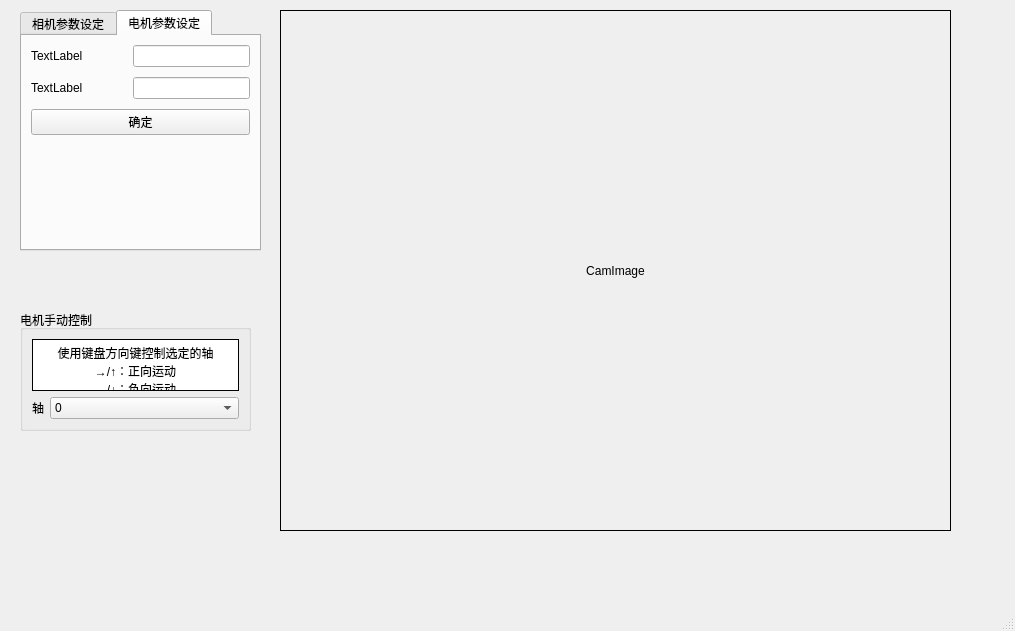
First picture: the form in src/ConstMicroDistanceSystem.ui, repository Maplefsnow/ConstMicroDistanceSystem, before the edit.
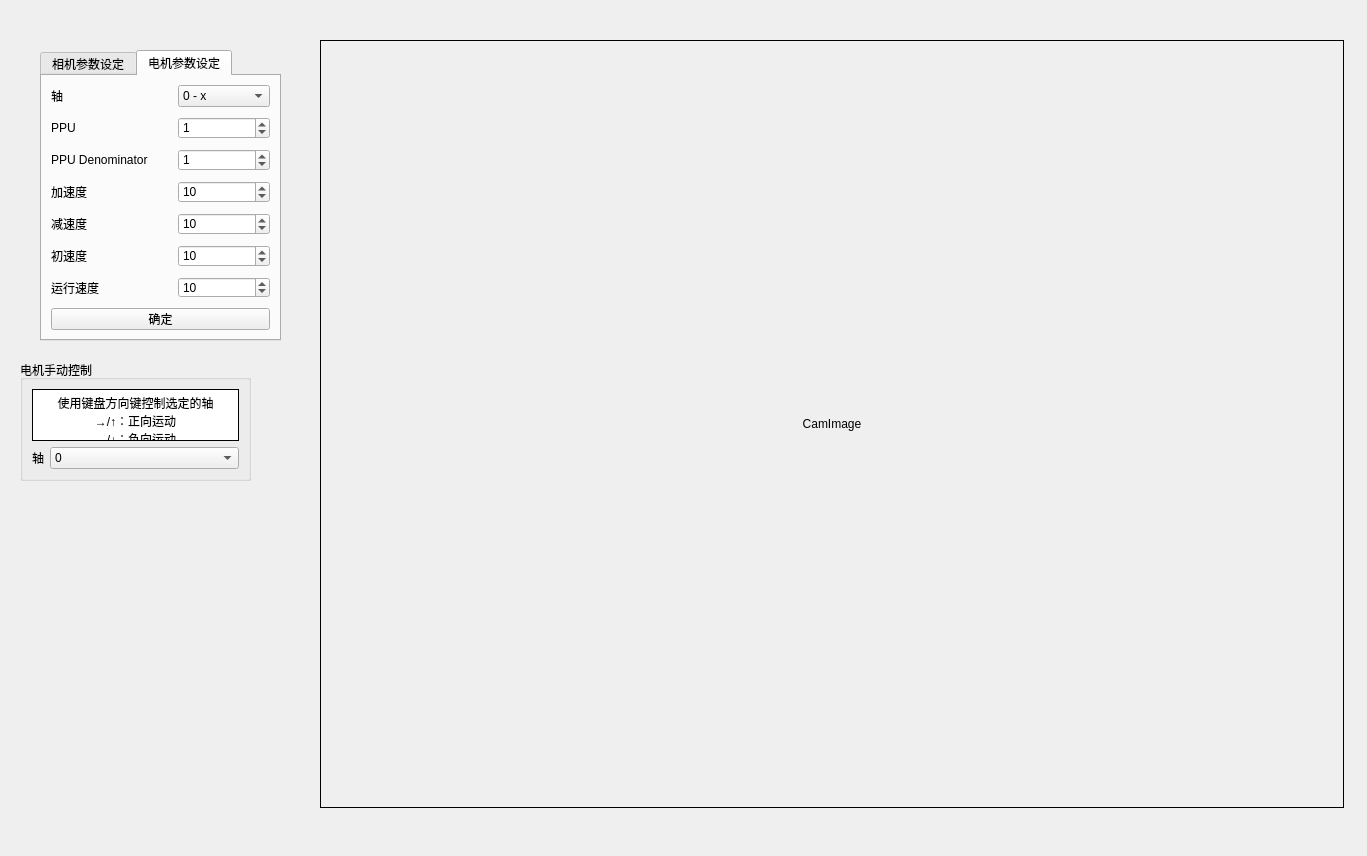
Second picture: the form after the edit. The open tabs and pages were chosen to show the change.

Diff of the .ui file:
```diff
--- a/src/ConstMicroDistanceSystem.ui
+++ b/src/ConstMicroDistanceSystem.ui
@@ -6,8 +6,8 @@
    <rect>
     <x>0</x>
     <y>0</y>
-    <width>1015</width>
-    <height>631</height>
+    <width>1367</width>
+    <height>856</height>
    </rect>
   </property>
   <property name="windowTitle">
@@ -26,10 +26,10 @@
    <widget class="QLabel" name="label">
     <property name="geometry">
      <rect>
-      <x>280</x>
-      <y>10</y>
-      <width>671</width>
-      <height>521</height>
+      <x>320</x>
+      <y>40</y>
+      <width>1024</width>
+      <height>768</height>
      </rect>
     </property>
     <property name="frameShape">
@@ -48,10 +48,10 @@
    <widget class="QTabWidget" name="tabWidget">
     <property name="geometry">
      <rect>
-      <x>20</x>
-      <y>10</y>
+      <x>40</x>
+      <y>50</y>
       <width>241</width>
-      <height>241</height>
+      <height>291</height>
      </rect>
     </property>
     <property name="layoutDirection">
@@ -106,38 +106,156 @@
      </attribute>
      <layout class="QFormLayout" name="formLayout_2">
       <property name="horizontalSpacing">
-       <number>50</number>
+       <number>30</number>
       </property>
       <property name="verticalSpacing">
        <number>10</number>
       </property>
-      <item row="0" column="0">
+      <item row="1" column="0">
        <widget class="QLabel" name="label_5">
         <property name="text">
-         <string>TextLabel</string>
+         <string>PPU</string>
         </property>
        </widget>
       </item>
-      <item row="0" column="1">
-       <widget class="QLineEdit" name="lineEdit_3"/>
-      </item>
-      <item row="1" column="0">
+      <item row="2" column="0">
        <widget class="QLabel" name="label_4">
         <property name="text">
-         <string>TextLabel</string>
+         <string>PPU Denominator</string>
         </property>
        </widget>
       </item>
-      <item row="1" column="1">
-       <widget class="QLineEdit" name="lineEdit_4"/>
-      </item>
-      <item row="2" column="0" colspan="2">
+      <item row="7" column="0" colspan="2">
        <widget class="QPushButton" name="pushButton_2">
         <property name="text">
          <string>确定</string>
         </property>
        </widget>
       </item>
+      <item row="3" column="0">
+       <widget class="QLabel" name="label_7">
+        <property name="text">
+         <string>加速度</string>
+        </property>
+       </widget>
+      </item>
+      <item row="0" column="0">
+       <widget class="QLabel" name="label_9">
+        <property name="text">
+         <string>轴</string>
+        </property>
+       </widget>
+      </item>
+      <item row="0" column="1">
+       <widget class="QComboBox" name="comboBox_2">
+        <item>
+         <property name="text">
+          <string>0 - x</string>
+         </property>
+        </item>
+        <item>
+         <property name="text">
+          <string>1 - y</string>
+         </property>
+        </item>
+        <item>
+         <property name="text">
+          <string>2 - z</string>
+         </property>
+        </item>
+        <item>
+         <property name="text">
+          <string>4 - 旋转</string>
+         </property>
+        </item>
+        <item>
+         <property name="text">
+          <string>ALL</string>
+         </property>
+        </item>
+       </widget>
+      </item>
+      <item row="1" column="1">
+       <widget class="QSpinBox" name="spinBox">
+        <property name="maximum">
+         <number>999999</number>
+        </property>
+        <property name="value">
+         <number>1</number>
+        </property>
+       </widget>
+      </item>
+      <item row="2" column="1">
+       <widget class="QSpinBox" name="spinBox_2">
+        <property name="maximum">
+         <number>999999</number>
+        </property>
+        <property name="value">
+         <number>1</number>
+        </property>
+       </widget>
+      </item>
+      <item row="4" column="0">
+       <widget class="QLabel" name="label_10">
+        <property name="text">
+         <string>减速度</string>
+        </property>
+       </widget>
+      </item>
+      <item row="5" column="0">
+       <widget class="QLabel" name="label_11">
+        <property name="text">
+         <string>初速度</string>
+        </property>
+       </widget>
+      </item>
+      <item row="6" column="0">
+       <widget class="QLabel" name="label_12">
+        <property name="text">
+         <string>运行速度</string>
+        </property>
+       </widget>
+      </item>
+      <item row="3" column="1">
+       <widget class="QSpinBox" name="spinBox_3">
+        <property name="maximum">
+         <number>999999</number>
+        </property>
+        <property name="value">
+         <number>10</number>
+        </property>
+       </widget>
+      </item>
+      <item row="4" column="1">
+       <widget class="QSpinBox" name="spinBox_4">
+        <property name="maximum">
+         <number>999999</number>
+        </property>
+        <property name="value">
+         <number>10</number>
+        </property>
+       </widget>
+      </item>
+      <item row="5" column="1">
+       <widget class="QSpinBox" name="spinBox_5">
+        <property name="maximum">
+         <number>999999</number>
+        </property>
+        <property name="value">
+         <number>10</number>
+        </property>
+       </widget>
+      </item>
+      <item row="6" column="1">
+       <widget class="QSpinBox" name="spinBox_6">
+        <property name="maximum">
+         <number>999999</number>
+        </property>
+        <property name="value">
+         <number>10</number>
+        </property>
+       </widget>
+      </item>
      </layout>
     </widget>
    </widget>
@@ -145,7 +263,7 @@
     <property name="geometry">
      <rect>
       <x>20</x>
-      <y>310</y>
+      <y>360</y>
       <width>231</width>
       <height>121</height>
      </rect>
@@ -243,7 +361,12 @@
     </layout>
    </widget>
   </widget>
-  <widget class="QMenuBar" name="menubar">
+  <widget class="QStatusBar" name="statusBar">
+   <property name="sizeGripEnabled">
+    <bool>false</bool>
+   </property>
+  </widget>
+  <widget class="QMenuBar" name="menuBar">
    <property name="geometry">
     <rect>
      <x>0</x>
@@ -253,7 +376,6 @@
     </rect>
    </property>
   </widget>
-  <widget class="QStatusBar" name="statusbar"/>
  </widget>
  <resources/>
  <connections/>
```
Left out of the diff: 22 changed lines with no effect on the pictures.
